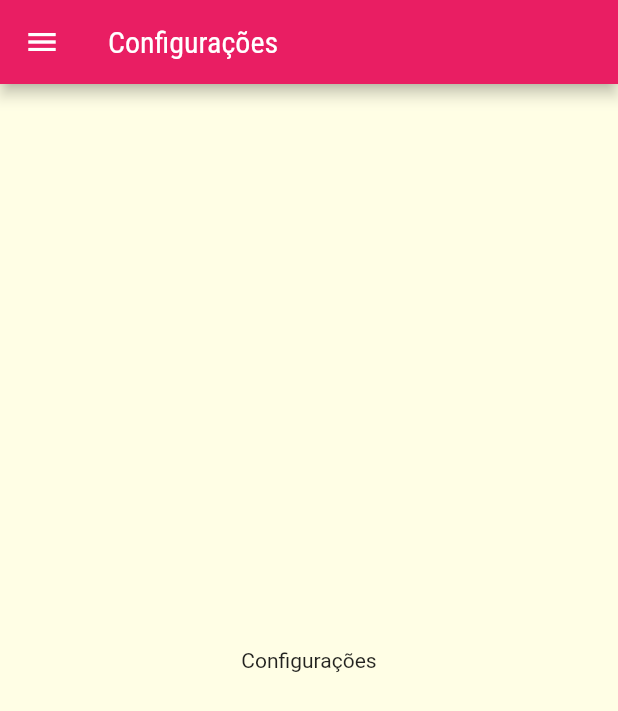
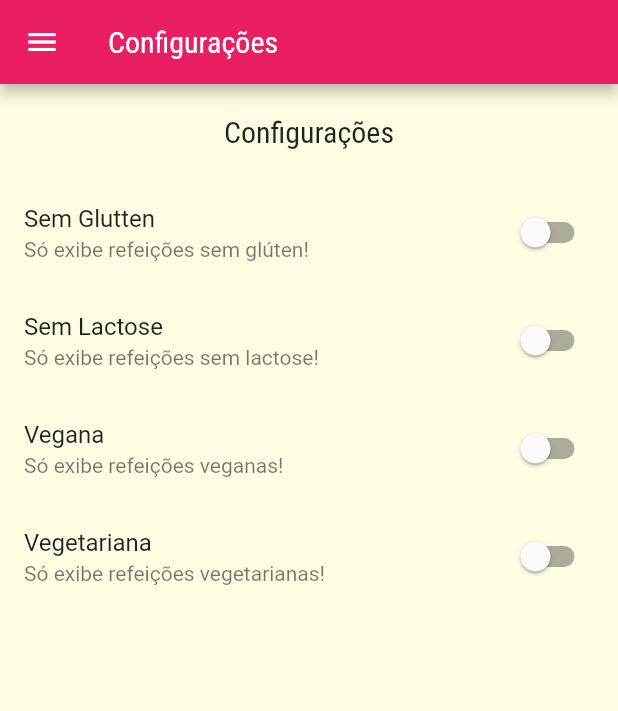
Before and after one commit to fvieir/Flutter-AppCulinaria, a Flutter app: the SettingsScreen screen opened by its route, on a phone screen of 412 x 824 dp. Shown: the top 711 px of the screen. Run offline on Flutter 3.47's test engine with Material 2 defaults, Android fonts, the phone set to English and light mode, and no system bars.

Commit message:
Add switch na tela de configurações

```diff
--- /dev/null
+++ b/lib/models/settings.dart
@@ -0,0 +1,13 @@
+class Settings {
+  bool isGlutenFree;
+  bool isLactoseFree;
+  bool isVegan;
+  bool isVegetarian;
+
+  Settings({
+    this.isGlutenFree = false,
+    this.isLactoseFree = false,
+    this.isVegan = false,
+    this.isVegetarian = false,
+  });
+}
--- a/lib/screens/settings_screen.dart
+++ b/lib/screens/settings_screen.dart
@@ -1,8 +1,30 @@
 import 'package:app_culinaria/components/drawer/main_drawer.dart';
+import 'package:app_culinaria/models/settings.dart';
 import 'package:flutter/material.dart';
 
-class SettingsScreen extends StatelessWidget {
+class SettingsScreen extends StatefulWidget {
   const SettingsScreen({super.key});
+
+  @override
+  State<SettingsScreen> createState() => _SettingsScreenState();
+}
+
+class _SettingsScreenState extends State<SettingsScreen> {
+  final Settings settings = Settings();
+
+  Widget _createSwitch(
+    String title,
+    String subtitle,
+    value,
+    Function(bool) onChanged,
+  ) {
+    return SwitchListTile.adaptive(
+      title: Text(title),
+      subtitle: Text(subtitle),
+      value: value,
+      onChanged: onChanged,
+    );
+  }
 
   @override
   Widget build(BuildContext context) {
@@ -11,8 +33,48 @@
         title: const Text('Configurações'),
       ),
       drawer: const MainDrawer(),
-      body: const Center(
-        child: Text('Configurações'),
+      body: Column(
+        children: [
+          Container(
+            padding: const EdgeInsets.all(20),
+            child: Text(
+              'Configurações',
+              style: Theme.of(context).textTheme.titleLarge,
+            ),
+          ),
+          Expanded(
+            child: ListView(
+              children: [
+                _createSwitch(
+                  'Sem Glutten',
+                  'Só exibe refeições sem glúten!',
+                  settings.isGlutenFree,
+                  (value) => setState(() => settings.isGlutenFree = value),
+                ),
+                _createSwitch(
+                  'Sem Lactose',
+                  'Só exibe refeições sem lactose!',
+                  settings.isLactoseFree,
+                  (value) => setState(
+                    () => settings.isLactoseFree = value,
+                  ),
+                ),
+                _createSwitch(
+                  'Vegana',
+                  'Só exibe refeições veganas!',
+                  settings.isVegan,
+                  (value) => setState(() => settings.isVegan = value),
+                ),
+                _createSwitch(
+                  'Vegetariana',
+                  'Só exibe refeições vegetarianas!',
+                  settings.isVegetarian,
+                  (value) => setState(() => settings.isVegetarian = value),
+                ),
+              ],
+            ),
+          ),
+        ],
       ),
     );
   }
```
